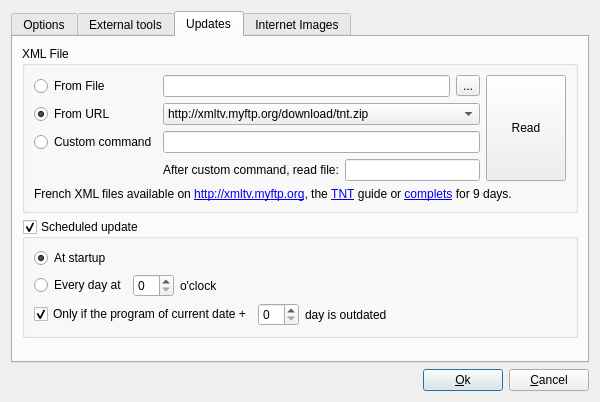
Before: the Qt Designer form ui/config.ui in jlbrd/qmagneto, drawn with Qt 5.
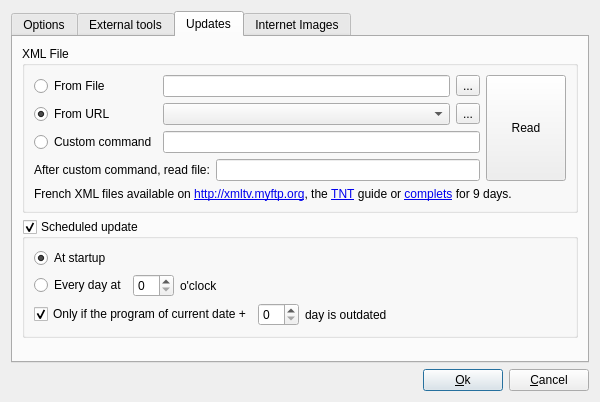
After: the same form once the commit is applied. The open tabs and pages were chosen to show the change. Icons and pictures are not drawn.

Commit message: - Allow to edit the URL combo in Config dialog

Diff of the .ui file:
```diff
--- a/ui/config.ui
+++ b/ui/config.ui
@@ -525,7 +525,9 @@
          </property>
          <layout class="QGridLayout" name="gridLayout_3">
           <item row="0" column="0">
-           <layout class="QHBoxLayout" name="horizontalLayout_3">
+           <layout class="QHBoxLayout" name="horizontalLayout_12">
+            <item>
+             <layout class="QVBoxLayout" name="verticalLayout_4">
             <item>
              <layout class="QGridLayout" name="gridLayout_2">
               <item row="0" column="0">
@@ -560,18 +562,18 @@
                </widget>
               </item>
               <item row="1" column="1">
-               <widget class="QComboBox" name="comboURL">
+                 <layout class="QHBoxLayout" name="horizontalLayout_3">
                 <item>
-                 <property name="text">
-                  <string>http://xmltv.myftp.org/download/tnt.zip</string>
-                 </property>
+                   <widget class="QComboBox" name="comboURL"/>
                 </item>
                 <item>
+                   <widget class="QToolButton" name="URLButton">
                  <property name="text">
-                  <string>http://xmltv.myftp.org/download/complet.zip</string>
-                 </property>
-                </item>
-               </widget>
+                     <string>...</string>
+                    </property>
+                   </widget>
+                  </item>
+                 </layout>
               </item>
               <item row="2" column="0">
                <widget class="QRadioButton" name="fromCustomCommand">
@@ -583,7 +585,9 @@
               <item row="2" column="1">
                <widget class="QLineEdit" name="customCommand"/>
               </item>
-              <item row="3" column="1">
+               </layout>
+              </item>
+              <item>
                <layout class="QHBoxLayout" name="horizontalLayout">
                 <item>
                  <widget class="QLabel" name="label_17">
```
Left out of the diff: 4 changed lines with no effect on the pictures. Lines whose indentation alone changed are shown as unchanged. The commit also changes 6 other files.
